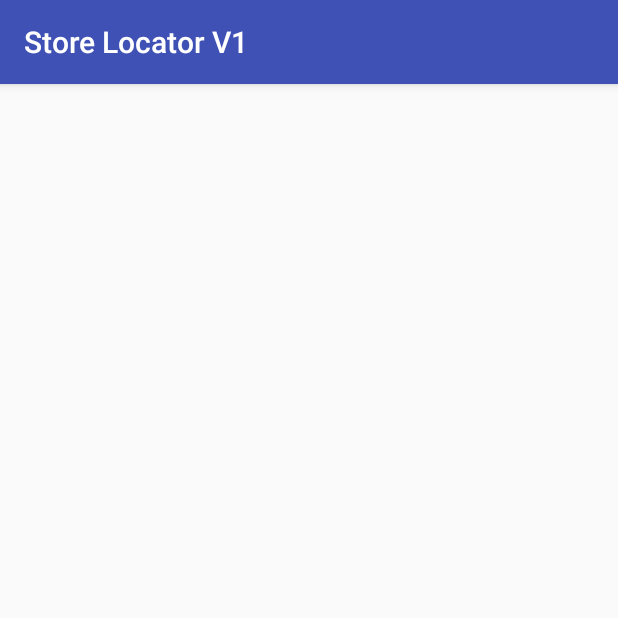
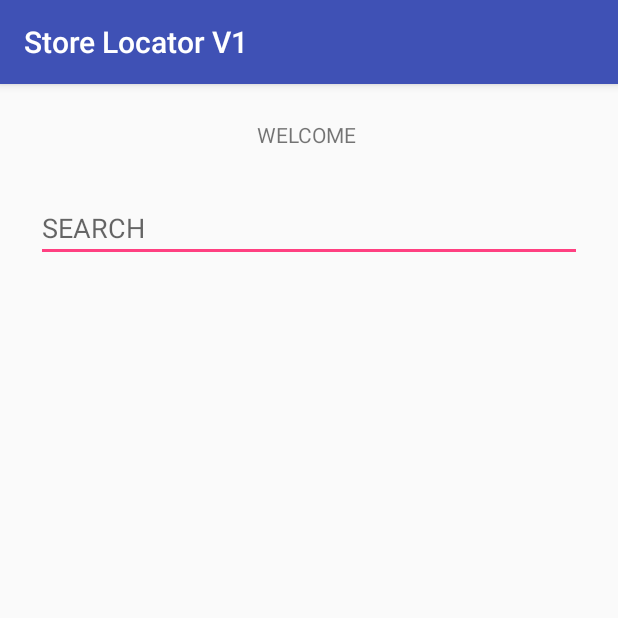
Before and after one commit to abhilashkulkarni340/LocatorProject, an Android app: the screen it shows after launch (DashboardActivity), after a tap on "SUBMIT", on a phone screen of 412 x 824 dp, the top half of it. Run offline under Robolectric (Android 15) with nearby library versions, the phone set to English and light mode, and no system bars.

Commit message:
updated dashboard

```diff
--- a/app/src/main/java/com/example/abhilashsk/storelocator/DashboardActivity.java
+++ b/app/src/main/java/com/example/abhilashsk/storelocator/DashboardActivity.java
@@ -1,7 +1,9 @@
 package com.example.abhilashsk.storelocator;
 
+import android.content.Intent;
 import android.support.v7.app.AppCompatActivity;
 import android.os.Bundle;
+import android.widget.TextView;
 
 public class DashboardActivity extends AppCompatActivity {
 
@@ -9,5 +11,12 @@ public class DashboardActivity extends AppCompatActivity {
     protected void onCreate(Bundle savedInstanceState) {
         super.onCreate(savedInstanceState);
         setContentView(R.layout.activity_dashboard);
+
+        Intent intent = getIntent();
+        String username = intent.getStringExtra(LoginActivity.EXTRA_USERNAME);
+        String password = intent.getStringExtra(LoginActivity.EXTRA_PASSWORD);
+
+        TextView display = findViewById(R.id.display_text);
+        display.setText("WELCOME "+username);
     }
 }
--- a/app/src/main/res/layout/activity_dashboard.xml
+++ b/app/src/main/res/layout/activity_dashboard.xml
@@ -6,4 +6,29 @@
     android:layout_height="match_parent"
     tools:context="com.example.abhilashsk.storelocator.DashboardActivity">
 
+    <TextView
+        android:id="@+id/display_text"
+        android:layout_width="wrap_content"
+        android:layout_height="wrap_content"
+        android:layout_marginEnd="24dp"
+        android:layout_marginStart="24dp"
+        android:layout_marginTop="24dp"
+        android:text="WELCOME"
+        app:layout_constraintEnd_toEndOf="parent"
+        app:layout_constraintStart_toStartOf="parent"
+        app:layout_constraintTop_toTopOf="parent" />
+
+    <EditText
+        android:id="@+id/search_bar"
+        android:layout_width="0dp"
+        android:layout_height="wrap_content"
+        android:layout_marginEnd="24dp"
+        android:layout_marginStart="24dp"
+        android:layout_marginTop="30dp"
+        android:ems="10"
+        android:hint="@string/search_lgn"
+        android:inputType="textPersonName"
+        app:layout_constraintEnd_toEndOf="parent"
+        app:layout_constraintStart_toStartOf="parent"
+        app:layout_constraintTop_toBottomOf="@+id/display_text" />
 </android.support.constraint.ConstraintLayout>
--- a/app/src/main/res/values/strings.xml
+++ b/app/src/main/res/values/strings.xml
@@ -3,4 +3,5 @@
     <string name="username">Username</string>
     <string name="password">Password</string>
     <string name="submit_lgn">SUBMIT</string>
+    <string name="search_lgn">SEARCH</string>
 </resources>
```
